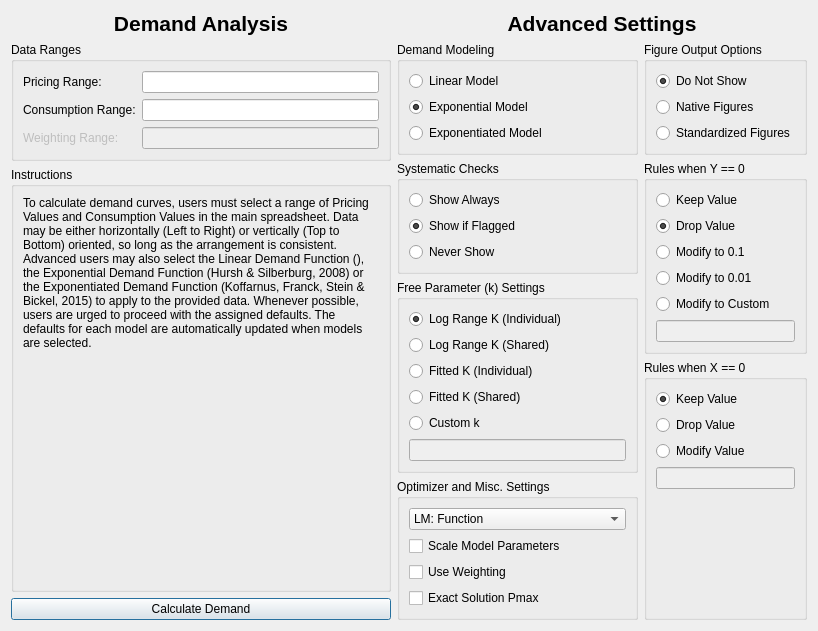
This is Dialogs/demandsettingsdialog.ui in miyamot0/DemandCalculatorQT as Qt 5 draws it before an edit. The edited form follows.
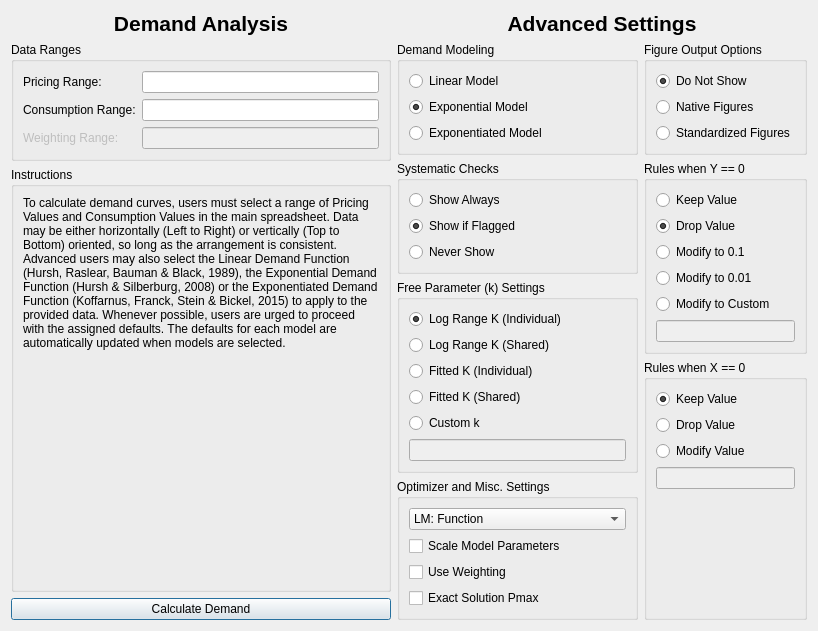
This is the edited form.

Patch:
```diff
--- a/Dialogs/demandsettingsdialog.ui
+++ b/Dialogs/demandsettingsdialog.ui
@@ -127,7 +127,7 @@
            </sizepolicy>
           </property>
           <property name="text">
-           <string>&lt;html&gt;&lt;head/&gt;&lt;body&gt;&lt;p&gt;To calculate demand curves, users must select a range of Pricing Values and Consumption Values in the main spreadsheet. Data may be either horizontally (Left to Right) or vertically (Top to Bottom) oriented, so long as the arrangement is consistent. Advanced users may also select the Linear Demand Function (), the Exponential Demand Function (Hursh &amp;amp; Silberburg, 2008) or the Exponentiated Demand Function (Koffarnus, Franck, Stein &amp;amp; Bickel, 2015) to apply to the provided data. Whenever possible, users are urged to proceed with the assigned defaults. The defaults for each model are automatically updated when models are selected.&lt;/p&gt;&lt;/body&gt;&lt;/html&gt;</string>
+           <string>&lt;html&gt;&lt;head/&gt;&lt;body&gt;&lt;p&gt;To calculate demand curves, users must select a range of Pricing Values and Consumption Values in the main spreadsheet. Data may be either horizontally (Left to Right) or vertically (Top to Bottom) oriented, so long as the arrangement is consistent. Advanced users may also select the Linear Demand Function (Hursh, Raslear, Bauman &amp;amp; Black, 1989), the Exponential Demand Function (Hursh &amp;amp; Silberburg, 2008) or the Exponentiated Demand Function (Koffarnus, Franck, Stein &amp;amp; Bickel, 2015) to apply to the provided data. Whenever possible, users are urged to proceed with the assigned defaults. The defaults for each model are automatically updated when models are selected.&lt;/p&gt;&lt;/body&gt;&lt;/html&gt;</string>
           </property>
           <property name="alignment">
            <set>Qt::AlignLeading|Qt::AlignLeft|Qt::AlignTop</set>
```
